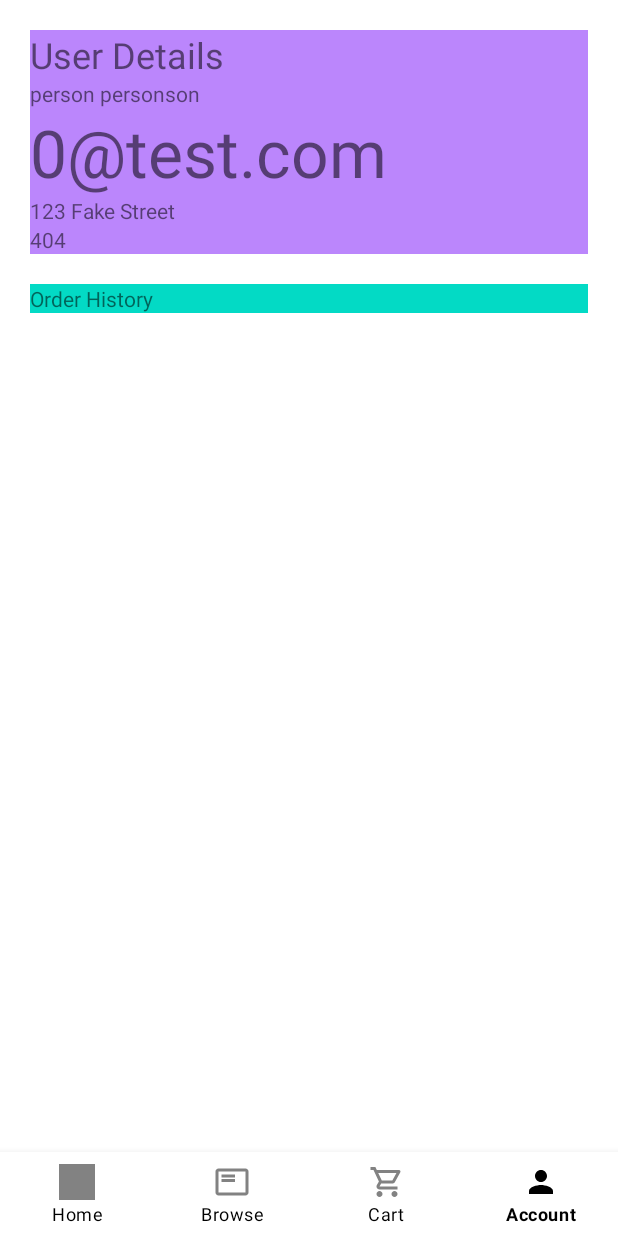
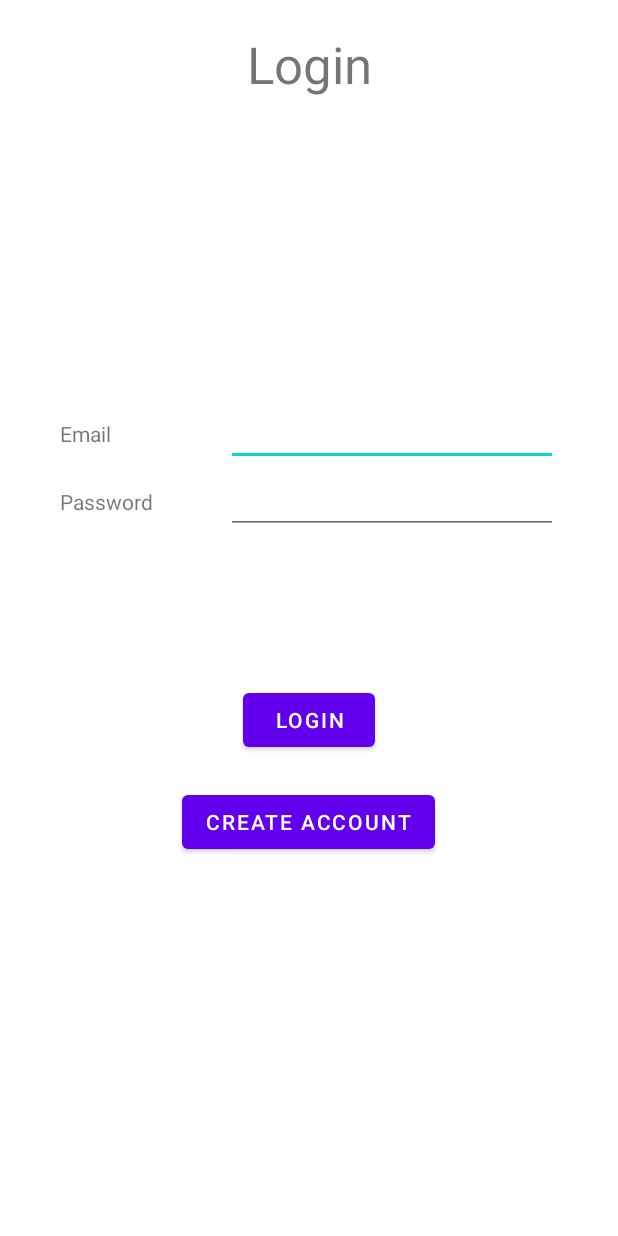
Before and after one commit to cyra/FoodOrderingApp, an Android app: the screen it shows after launch (MainActivity before the commit, LoginActivity after it), item 4 of the bottom bar chosen, on a phone screen of 412 x 824 dp. Run offline under Robolectric (Android 15) with nearby library versions, the phone set to English and light mode, and no system bars; our stand-ins replace navigation-ui; 4 statements that could not run were skipped.

Commit message:
Add LoginFragment with layout

```diff
--- a/app/src/main/java/edu/curtin/foodapp/LoginActivity.java
+++ b/app/src/main/java/edu/curtin/foodapp/LoginActivity.java
@@ -1,14 +1,34 @@
 package edu.curtin.foodapp;
 
 import androidx.appcompat.app.AppCompatActivity;
+import androidx.fragment.app.FragmentManager;
 
+import android.content.Context;
+import android.content.Intent;
 import android.os.Bundle;
 
+import edu.curtin.foodapp.model.user.UserList;
+import edu.curtin.foodapp.ui.login.LoginFragment;
+
 public class LoginActivity extends AppCompatActivity {
+
+    private UserList users;
 
     @Override
     protected void onCreate(Bundle savedInstanceState) {
         super.onCreate(savedInstanceState);
         setContentView(R.layout.activity_login);
+
+        // Load database into users
+        users = new UserList();
+        users.load(this);
+
+        // Create login fragment
+        FragmentManager fm = getSupportFragmentManager();
+        LoginFragment loginFragment = (LoginFragment) fm.findFragmentById(R.id.loginFragment);
+        if (loginFragment == null) {
+            loginFragment = new LoginFragment();
+            fm.beginTransaction().add(R.id.loginFragment, loginFragment).commit();
+        }
     }
 }
--- a/app/src/main/java/edu/curtin/foodapp/model/user/User.java
+++ b/app/src/main/java/edu/curtin/foodapp/model/user/User.java
@@ -1,8 +1,9 @@
 package edu.curtin.foodapp.model.user;
 
+import java.io.Serializable;
 import java.util.List;
 
-public class User {
+public class User implements Serializable {
     private int id;
     private String email;
     private String name;
--- a/app/src/main/java/edu/curtin/foodapp/ui/account/AccountFragment.java
+++ b/app/src/main/java/edu/curtin/foodapp/ui/account/AccountFragment.java
@@ -1,6 +1,9 @@
 package edu.curtin.foodapp.ui.account;
 
+import android.content.Context;
+import android.content.Intent;
 import android.os.Bundle;
+import android.os.Parcelable;
 import android.view.LayoutInflater;
 import android.view.View;
 import android.view.ViewGroup;
@@ -13,6 +16,10 @@ import androidx.fragment.app.Fragment;
 import androidx.fragment.app.FragmentTransaction;
 import androidx.lifecycle.ViewModelProvider;
 
+import java.util.ArrayList;
+
+import edu.curtin.foodapp.LoginActivity;
+import edu.curtin.foodapp.MainActivity;
 import edu.curtin.foodapp.R;
 import edu.curtin.foodapp.model.user.User;
 import edu.curtin.foodapp.model.user.UserList;
@@ -20,34 +27,27 @@ import edu.curtin.foodapp.databinding.FragmentAccountBinding;
 
 public class AccountFragment extends Fragment {
 
+    // For receiving data from LoginActivity
+    private static final int USER_REQUEST_CODE = 0;
+
     private FragmentAccountBinding binding;
 
-    private UserList users;
     private User currentUser;
 
     @Override
     public void onCreate(Bundle bundle) {
         super.onCreate(bundle);
-        users = new UserList();
-        users.load(getActivity());
-
-        users.addUser(new User(users.getSize(), String.valueOf(users.getSize()) + "@test.com", "person personson", "123 Fake Street", "404"));
 
         if (currentUser == null) {
             // Open LoginActivity
-
+            Intent intent = new Intent(getActivity(), LoginActivity.class);
+            startActivityForResult(intent, USER_REQUEST_CODE);
         }
-
-        currentUser = users.getUser(users.getSize() - 1);
     }
 
     @Override
     public void onActivityCreated(@Nullable Bundle savedInstanceState) {
         super.onActivityCreated(savedInstanceState);
-
-        View v = getView();
-
-        // TODO: Event listeners below!
     }
 
     public View onCreateView(@NonNull LayoutInflater inflater,
@@ -59,7 +59,7 @@ public class AccountFragment extends Fragment {
         View root = binding.getRoot();
 
         // Use the AccountViewModel
-        accountViewModel.setUser(currentUser);
+        //accountViewModel.setUser(currentUser);
 
         return root;
     }
--- /dev/null
+++ b/app/src/main/java/edu/curtin/foodapp/ui/login/LoginFragment.java
@@ -0,0 +1,28 @@
+package edu.curtin.foodapp.ui.login;
+
+import android.os.Bundle;
+
+import androidx.annotation.Nullable;
+import androidx.fragment.app.Fragment;
+
+import android.view.LayoutInflater;
+import android.view.View;
+import android.view.ViewGroup;
+
+import edu.curtin.foodapp.R;
+
+public class LoginFragment extends Fragment {
+    @Override
+    public void onCreate(@Nullable Bundle savedInstanceState) {
+        super.onCreate(savedInstanceState);
+
+
+    }
+
+    @Override
+    public View onCreateView(LayoutInflater inflater, ViewGroup container,
+                             Bundle savedInstanceState) {
+        // Inflate the layout for this fragment
+        return inflater.inflate(R.layout.fragment_login, container, false);
+    }
+}
--- a/app/src/main/res/layout/activity_login.xml
+++ b/app/src/main/res/layout/activity_login.xml
@@ -7,11 +7,8 @@
     tools:context=".LoginActivity">
 
     <FrameLayout
+        android:id="@+id/loginFragment"
         android:layout_width="match_parent"
-        android:layout_height="match_parent"
-        app:layout_constraintTop_toTopOf="parent"
-        app:layout_constraintBottom_toBottomOf="parent"
-        app:layout_constraintStart_toStartOf="parent"
-        app:layout_constraintEnd_toEndOf="parent" />
+        android:layout_height="match_parent" />
 
 </androidx.constraintlayout.widget.ConstraintLayout>
--- /dev/null
+++ b/app/src/main/res/layout/fragment_login.xml
@@ -0,0 +1,100 @@
+<?xml version="1.0" encoding="utf-8"?>
+<FrameLayout xmlns:android="http://schemas.android.com/apk/res/android"
+    xmlns:tools="http://schemas.android.com/tools"
+    android:layout_width="match_parent"
+    android:layout_height="match_parent"
+    xmlns:app="http://schemas.android.com/apk/res-auto"
+    tools:context=".ui.login.LoginFragment">
+
+    <androidx.constraintlayout.widget.ConstraintLayout
+        android:layout_width="match_parent"
+        android:layout_height="match_parent">
+
+        <TextView
+            android:id="@+id/loginTitleTextView"
+            android:layout_width="wrap_content"
+            android:layout_height="wrap_content"
+            android:text="Login"
+            android:textSize="34sp"
+            android:layout_marginTop="20dp"
+            app:layout_constraintTop_toTopOf="parent"
+            app:layout_constraintStart_toStartOf="parent"
+            app:layout_constraintEnd_toEndOf="parent"/>
+
+        <LinearLayout
+            android:layout_width="match_parent"
+            android:layout_height="wrap_content"
+            android:layout_marginTop="160dp"
+            android:gravity="center"
+            android:orientation="vertical"
+            android:padding="40dp"
+            app:layout_constraintEnd_toEndOf="parent"
+            app:layout_constraintStart_toStartOf="parent"
+            app:layout_constraintTop_toBottomOf="@id/loginTitleTextView">
+
+            <LinearLayout
+                android:id="@+id/loginDetailsLinearLayout"
+                android:layout_width="match_parent"
+                android:layout_height="wrap_content"
+                android:orientation="horizontal">
+
+                <TextView
+                    android:layout_width="0dp"
+                    android:layout_height="wrap_content"
+                    android:layout_weight="1"
+                    android:text="Email" />
+
+                <EditText
+                    android:id="@+id/emailLoginEditText"
+                    android:layout_width="0dp"
+                    android:layout_height="wrap_content"
+                    android:layout_weight="2"
+                    android:ems="10"
+                    android:inputType="textEmailAddress" />
+
+            </LinearLayout>
+
+            <LinearLayout
+                android:layout_width="match_parent"
+                android:layout_height="wrap_content"
+                android:orientation="horizontal">
+
+                <TextView
+                    android:layout_width="0dp"
+                    android:layout_height="wrap_content"
+                    android:layout_weight="1"
+                    android:text="Password" />
+
+                <EditText
+                    android:id="@+id/passwordLoginEditText"
+                    android:layout_width="0dp"
+                    android:layout_height="wrap_content"
+                    android:layout_weight="2"
+                    android:ems="10"
+                    android:inputType="textPassword" />
+
+            </LinearLayout>
+
+            <Button
+                android:id="@+id/loginButton"
+                android:layout_width="wrap_content"
+                android:layout_height="wrap_content"
+                android:layout_gravity="center"
+                android:layout_marginTop="100dp"
+                android:layout_weight="1"
+                android:text="Login" />
+
+            <Button
+                android:id="@+id/createAccountButton"
+                android:layout_width="wrap_content"
+                android:layout_height="wrap_content"
+                android:layout_gravity="center"
+                android:layout_marginTop="20dp"
+                android:layout_weight="1"
+                android:text="Create Account" />
+
+        </LinearLayout>
+
+    </androidx.constraintlayout.widget.ConstraintLayout>
+
+</FrameLayout>
```
